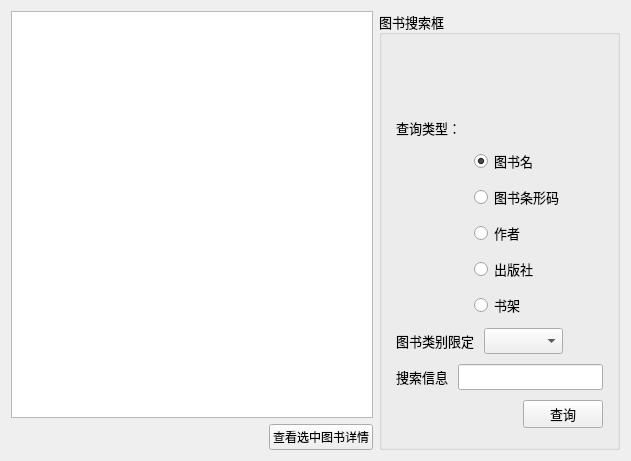
First picture: the form in LibraryManager/booksearchform.ui, repository 821869798/LibraryManager, before the edit.
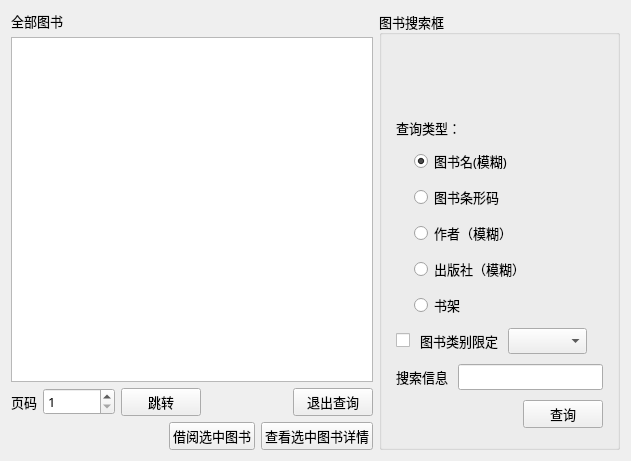
Second picture: the form after the edit.

The edit to the form file:
```diff
--- a/LibraryManager/booksearchform.ui
+++ b/LibraryManager/booksearchform.ui
@@ -10,6 +10,12 @@
     <height>461</height>
    </rect>
   </property>
+  <property name="font">
+   <font>
+    <family>微软雅黑</family>
+    <pointsize>10</pointsize>
+   </font>
+  </property>
   <property name="windowTitle">
    <string>Form</string>
   </property>
@@ -19,7 +25,85 @@
      <item>
       <layout class="QVBoxLayout" name="verticalLayout">
        <item>
-        <widget class="QTableView" name="tableView"/>
+        <layout class="QHBoxLayout" name="horizontalLayout_13">
+         <item>
+          <widget class="QLabel" name="label_title">
+           <property name="font">
+            <font>
+             <family>微软雅黑</family>
+             <pointsize>10</pointsize>
+            </font>
+           </property>
+           <property name="text">
+            <string>全部图书</string>
+           </property>
+          </widget>
+         </item>
+         <item>
+          <spacer name="horizontalSpacer_10">
+           <property name="orientation">
+            <enum>Qt::Horizontal</enum>
+           </property>
+           <property name="sizeHint" stdset="0">
+            <size>
+             <width>40</width>
+             <height>20</height>
+            </size>
+           </property>
+          </spacer>
+         </item>
+        </layout>
+       </item>
+       <item>
+        <widget class="QTableView" name="tv"/>
+       </item>
+       <item>
+        <layout class="QHBoxLayout" name="horizontalLayout_12">
+         <item>
+          <widget class="QLabel" name="label_9">
+           <property name="text">
+            <string>页码</string>
+           </property>
+          </widget>
+         </item>
+         <item>
+          <widget class="QSpinBox" name="spinBox">
+           <property name="minimum">
+            <number>1</number>
+           </property>
+           <property name="maximum">
+            <number>999999</number>
+           </property>
+          </widget>
+         </item>
+         <item>
+          <widget class="QPushButton" name="btn_jump">
+           <property name="text">
+            <string>跳转</string>
+           </property>
+          </widget>
+         </item>
+         <item>
+          <spacer name="horizontalSpacer_11">
+           <property name="orientation">
+            <enum>Qt::Horizontal</enum>
+           </property>
+           <property name="sizeHint" stdset="0">
+            <size>
+             <width>40</width>
+             <height>20</height>
+            </size>
+           </property>
+          </spacer>
+         </item>
+         <item>
+          <widget class="QPushButton" name="btn_showall">
+           <property name="text">
+            <string>退出查询</string>
+           </property>
+          </widget>
+         </item>
+        </layout>
        </item>
        <item>
         <layout class="QHBoxLayout" name="horizontalLayout">
@@ -37,7 +121,14 @@
           </spacer>
          </item>
          <item>
-          <widget class="QPushButton" name="pushButton">
+          <widget class="QPushButton" name="btn_borrow">
+           <property name="text">
+            <string>借阅选中图书</string>
+           </property>
+          </widget>
+         </item>
+         <item>
+          <widget class="QPushButton" name="btn_showinfo">
            <property name="text">
             <string>查看选中图书详情</string>
            </property>
@@ -118,14 +209,14 @@
             <item>
              <widget class="QLabel" name="label_4">
               <property name="text">
-               <string>                    </string>
+               <string/>
               </property>
              </widget>
             </item>
             <item>
              <widget class="QRadioButton" name="radioButton">
               <property name="text">
-               <string>图书名</string>
+               <string>图书名(模糊)</string>
               </property>
               <property name="checked">
                <bool>true</bool>
@@ -152,7 +243,7 @@
             <item>
              <widget class="QLabel" name="label_5">
               <property name="text">
-               <string>                    </string>
+               <string/>
               </property>
              </widget>
             </item>
@@ -183,14 +274,14 @@
             <item>
              <widget class="QLabel" name="label_6">
               <property name="text">
-               <string>                    </string>
+               <string/>
               </property>
              </widget>
             </item>
             <item>
              <widget class="QRadioButton" name="radioButton_3">
               <property name="text">
-               <string>作者</string>
+               <string>作者（模糊）</string>
               </property>
              </widget>
             </item>
@@ -214,14 +305,14 @@
             <item>
              <widget class="QLabel" name="label_7">
               <property name="text">
-               <string>                    </string>
+               <string/>
               </property>
              </widget>
             </item>
             <item>
              <widget class="QRadioButton" name="radioButton_4">
               <property name="text">
-               <string>出版社</string>
+               <string>出版社（模糊）</string>
               </property>
              </widget>
             </item>
@@ -245,7 +336,7 @@
             <item>
              <widget class="QLabel" name="label_8">
               <property name="text">
-               <string>                    </string>
+               <string/>
               </property>
              </widget>
             </item>
@@ -273,6 +364,13 @@
           </item>
           <item>
            <layout class="QHBoxLayout" name="horizontalLayout_8">
+            <item>
+             <widget class="QCheckBox" name="checkBox">
+              <property name="text">
+               <string/>
+              </property>
+             </widget>
+            </item>
             <item>
              <widget class="QLabel" name="label_2">
               <property name="text">
```
Left out of the diff: 15 changed lines with no effect on the pictures.
